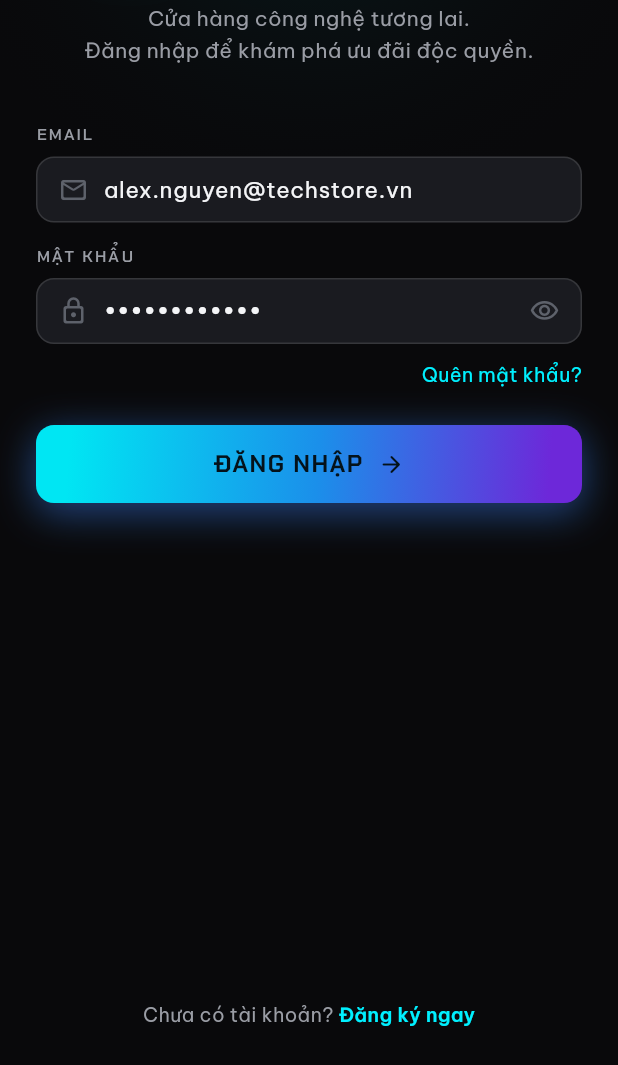
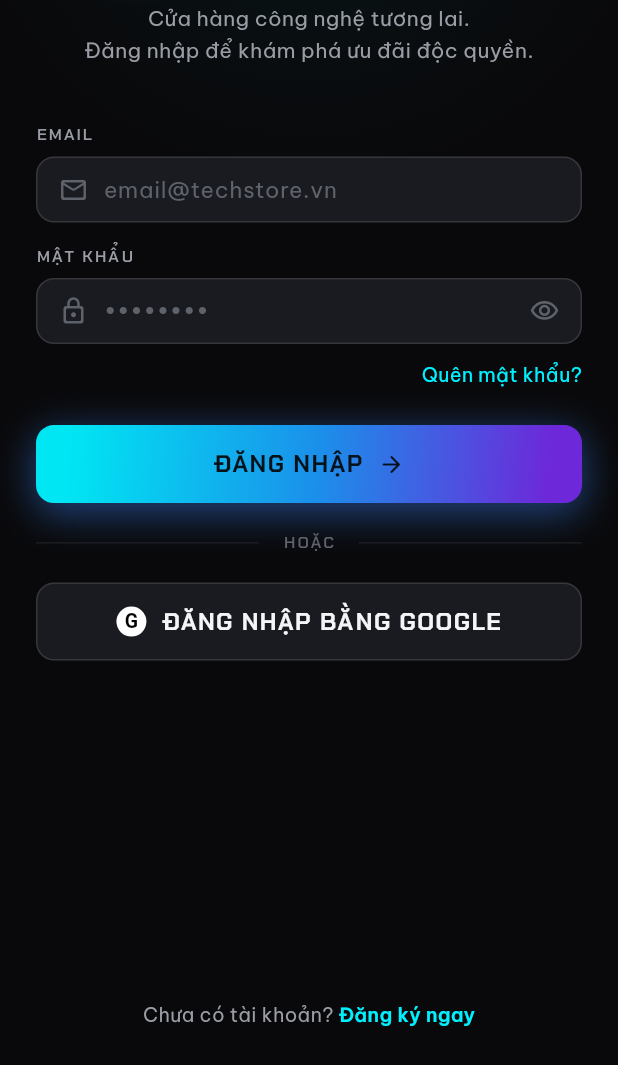
Before and after one commit to CodeCafeChillBoys/PRM392-Project, a Flutter app: the screen it shows after launch, on a phone screen of 412 x 824 dp, the part 171-1236 px from its top. Run offline on Flutter 3.47's test engine with Material 3 defaults, Android fonts, the phone set to English and light mode, and no system bars; our stand-ins replace device_info_plus, firebase_core, firebase_messaging, google_fonts, google_sign_in; accounts and stored records are empty.

Commit message:
Add fetch API login. login gg, register

```diff
--- a/lib/core/config/api_config.dart
+++ b/lib/core/config/api_config.dart
@@ -18,7 +18,7 @@ class ApiConfig {
   /// Handy values while developing against a local backend:
   ///   * Android emulator → `http://10.0.2.2:5000`
   ///   * iOS simulator / web / desktop → `http://localhost:5000`
-  static const String baseUrl = 'https://api.techstore.vn';
+  static const String baseUrl = 'http://10.0.2.2:5173';
 
   /// Default network timeout for requests.
   static const Duration timeout = Duration(seconds: 20);
@@ -28,15 +28,19 @@ class ApiConfig {
   // ----------------------------------------------------------------------
   static const String register = '/api/auth/register';
   static const String login = '/api/auth/login';
+  static const String googleLogin = '/api/auth/google-login';
 
   /// Request an email magic-link to verify/sign in.
-  static const String sendEmailLink = '/api/auth/email-link/send';
+  static const String sendEmailLink = '/api/auth/send-verify-link';
 
   /// Request a 6-digit OTP to the user's email.
-  static const String sendOtp = '/api/auth/otp/send';
+  static const String sendOtp = '/api/auth/send-otp';
 
   /// Verify the 6-digit OTP.
-  static const String verifyOtp = '/api/auth/otp/verify';
+  static const String verifyOtp = '/api/auth/verify-otp';
+
+  /// Check current status of the magic link sign-in session.
+  static const String sessionStatus = '/api/auth/session-status';
 
   // ----------------------------------------------------------------------
   // Products — mirrors "API Design (TechStoreAPI) / Product".
--- a/lib/core/config/app_config.dart
+++ b/lib/core/config/app_config.dart
@@ -5,7 +5,7 @@ class AppConfig {
   /// While the backend is not ready, services return data from
   /// `data/services/mock_data.dart`. Set to `false` once [ApiConfig.baseUrl]
   /// points at a live TechStoreAPI to switch every service to real HTTP calls.
-  static const bool useMockData = true;
+  static const bool useMockData = false;
 
   /// Artificial latency applied to mock service calls so loading states,
   /// spinners and skeletons are exercised exactly as they will be against the
--- /dev/null
+++ b/lib/data/models/device_context.dart
@@ -0,0 +1,13 @@
+class DeviceContext {
+  final String deviceId;
+  final String deviceName;
+  final String deviceType;
+  final String fcmToken;
+
+  const DeviceContext({
+    required this.deviceId,
+    required this.deviceName,
+    required this.deviceType,
+    required this.fcmToken,
+  });
+}
--- a/lib/data/services/cart_service.dart
+++ b/lib/data/services/cart_service.dart
@@ -20,7 +20,10 @@ class CartService {
       return MockData.cart;
     }
     final json = await _client.get(ApiConfig.cart);
-    return (json as List)
+    final List<dynamic> list = (json is Map<String, dynamic> && json['data'] is List)
+        ? (json['data'] as List)
+        : (json is List ? json : []);
+    return list
         .map((e) => CartItem.fromJson(e as Map<String, dynamic>))
         .toList();
   }
--- a/lib/presentation/screens/auth/login_screen.dart
+++ b/lib/presentation/screens/auth/login_screen.dart
@@ -1,8 +1,9 @@
 import 'package:flutter/material.dart';
-
+import 'package:tech_void/data/helpers/auth_helper.dart';
 import '../../../core/theme/app_colors.dart';
 import '../../../core/theme/app_typography.dart';
 import '../../../data/services/auth_service.dart';
+import '../../routing/app_routes.dart';
 import '../../widgets/widgets.dart';
 import 'method_screen.dart';
 import 'register_screen.dart';
@@ -18,10 +19,12 @@ class LoginScreen extends StatefulWidget {
 
 class _LoginScreenState extends State<LoginScreen> {
   final _auth = AuthService();
-  final _email = TextEditingController(text: 'alex.nguyen@techstore.vn');
-  final _password = TextEditingController(text: 'techstore123');
+  final _email = TextEditingController();
+  final _password = TextEditingController();
+
   bool _showPassword = false;
   bool _loading = false;
+  bool _googleLoading = false;
 
   @override
   void dispose() {
@@ -31,18 +34,62 @@ class _LoginScreenState extends State<LoginScreen> {
   }
 
   Future<void> _submit() async {
-    if (_loading) return;
+    if (_loading || _googleLoading) return;
     setState(() => _loading = true);
     try {
-      await _auth.login(email: _email.text, password: _password.text);
+      final device = await AuthHelper.getDeviceContext();
+      await _auth.login(
+        email: _email.text,
+        password: _password.text,
+        deviceId: device.deviceId,
+        deviceName: device.deviceName,
+        deviceType: device.deviceType,
+        fcmToken: device.fcmToken,
+      );
       if (!mounted) return;
-      Navigator.of(context).push(
-        MaterialPageRoute(builder: (_) => const MethodScreen()),
-      );
+      Navigator.of(
+        context,
+      ).push(MaterialPageRoute(builder: (_) => const MethodScreen()));
     } catch (e) {
-      if (mounted) TvToast.show(context, 'Đăng nhập thất bại. Thử lại nhé.');
+      if (mounted) {
+        TvToast.show(context, 'Đăng nhập thất bại');
+      }
     } finally {
       if (mounted) setState(() => _loading = false);
+    }
+  }
+
+  Future<void> _googleSubmit() async {
+    if (_googleLoading || _loading) return;
+
+    setState(() => _googleLoading = true);
+
+    try {
+      final device = await AuthHelper.getDeviceContext();
+
+      await _auth.googleLogin(
+        deviceId: device.deviceId,
+        deviceName: device.deviceName,
+        deviceType: device.deviceType,
+        fcmToken: device.fcmToken,
+      );
+
+      if (!mounted) return;
+
+      AppRoutes.enterApp(context);
+    } catch (e) {
+      if (!mounted) return;
+
+      final message = e.toString().replaceAll('Exception:', '').trim();
+
+      TvToast.show(
+        context,
+        message.isNotEmpty ? message : 'Đăng nhập Google thất bại.',
+      );
+    } finally {
+      if (mounted) {
+        setState(() => _googleLoading = false);
+      }
     }
   }
 
@@ -78,8 +125,9 @@ class _LoginScreenState extends State<LoginScreen> {
                         Text(
                           'Cửa hàng công nghệ tương lai.\nĐăng nhập để khám phá ưu đãi độc quyền.',
                           textAlign: TextAlign.center,
-                          style: AppText.body(AppColors.textSecondary)
-                              .copyWith(fontSize: 14),
+                          style: AppText.body(
+                            AppColors.textSecondary,
+                          ).copyWith(fontSize: 14),
                         ),
                         const SizedBox(height: 40),
                         const _FieldLabel('Email'),
@@ -109,10 +157,14 @@ class _LoginScreenState extends State<LoginScreen> {
                         Align(
                           alignment: Alignment.centerRight,
                           child: GestureDetector(
-                            onTap: () => TvToast.show(context,
-                                'Tính năng đặt lại mật khẩu đang được phát triển'),
-                            child: Text('Quên mật khẩu?',
-                                style: AppText.sm(AppColors.textAccent)),
+                            onTap: () => TvToast.show(
+                              context,
+                              'Tính năng đặt lại mật khẩu đang được phát triển',
+                            ),
+                            child: Text(
+                              'Quên mật khẩu?',
+                              style: AppText.sm(AppColors.textAccent),
+                            ),
                           ),
                         ),
                         const SizedBox(height: 24),
@@ -124,13 +176,63 @@ class _LoginScreenState extends State<LoginScreen> {
                           trailingIcon: const TvIcon('arrow-right', size: 18),
                           onPressed: _submit,
                         ),
+                        const SizedBox(height: 20),
+                        Row(
+                          children: [
+                            const Expanded(
+                              child: Divider(color: AppColors.borderSubtle),
+                            ),
+                            Padding(
+                              padding: const EdgeInsets.symmetric(
+                                horizontal: 16,
+                              ),
+                              child: Text(
+                                'HOẶC',
+                                style: AppText.label().copyWith(
+                                  color: AppColors.textTertiary,
+                                ),
+                              ),
+                            ),
+                            const Expanded(
+                              child: Divider(color: AppColors.borderSubtle),
+                            ),
+                          ],
+                        ),
+                        const SizedBox(height: 20),
+                        TvButton(
+                          label: 'Đăng nhập bằng Google',
+                          variant: TvButtonVariant.ghost,
+                          size: TvButtonSize.lg,
+                          fullWidth: true,
+                          loading: _googleLoading,
+                          leadingIcon: Container(
+                            width: 20,
+                            height: 20,
+                            decoration: const BoxDecoration(
+                              color: Colors.white,
+                              shape: BoxShape.circle,
+                            ),
+                            alignment: Alignment.center,
+                            child: const Text(
+                              'G',
+                              style: TextStyle(
+                                color: Colors.black,
+                                fontWeight: FontWeight.bold,
+                                fontSize: 13,
+                                fontFamily: 'sans-serif',
+                              ),
+                            ),
+                          ),
+                          onPressed: _googleSubmit,
+                        ),
                         const Spacer(),
                         Padding(
                           padding: const EdgeInsets.symmetric(vertical: 24),
                           child: _RegisterPrompt(
                             onRegister: () => Navigator.of(context).push(
                               MaterialPageRoute(
-                                  builder: (_) => const RegisterScreen()),
+                                builder: (_) => const RegisterScreen(),
+                              ),
                             ),
                           ),
                         ),
@@ -175,14 +277,17 @@ class _RegisterPrompt extends StatelessWidget {
       child: Row(
         mainAxisSize: MainAxisSize.min,
         children: [
-          Text('Chưa có tài khoản? ',
-              style: AppText.sm().copyWith(fontSize: 13)),
+          Text(
+            'Chưa có tài khoản? ',
+            style: AppText.sm().copyWith(fontSize: 13),
+          ),
           GestureDetector(
             onTap: onRegister,
             child: Text(
               'Đăng ký ngay',
-              style: AppText.sm(AppColors.textAccent)
-                  .copyWith(fontSize: 13, fontWeight: FontWeight.w600),
+              style: AppText.sm(
+                AppColors.textAccent,
+              ).copyWith(fontSize: 13, fontWeight: FontWeight.w600),
             ),
           ),
         ],
--- a/lib/presentation/screens/auth/register_screen.dart
+++ b/lib/presentation/screens/auth/register_screen.dart
@@ -4,7 +4,6 @@ import '../../../core/theme/app_colors.dart';
 import '../../../core/theme/app_typography.dart';
 import '../../../data/services/auth_service.dart';
 import '../../widgets/widgets.dart';
-import 'method_screen.dart';
 
 /// Register — "Tạo tài khoản TECH_VOID": họ tên, email, SĐT, mật khẩu ×2.
 /// Mirrors `RegisterScreen.jsx`.
@@ -45,10 +44,8 @@ class _RegisterScreenState extends State<RegisterScreen> {
         password: _password.text,
       );
       if (!mounted) return;
-      // Replace register with the verify-method step → back returns to login.
-      Navigator.of(context).pushReplacement(
-        MaterialPageRoute(builder: (_) => const MethodScreen()),
-      );
+      TvToast.show(context, 'Đăng ký thành công! Vui lòng đăng nhập.');
+      Navigator.pop(context);
     } catch (_) {
       if (mounted) TvToast.show(context, 'Đăng ký thất bại. Thử lại nhé.');
     } finally {
@@ -62,7 +59,10 @@ class _RegisterScreenState extends State<RegisterScreen> {
       backgroundColor: AppColors.bgBase,
       body: Column(
         children: [
-          TvAppBar(mode: TvAppBarMode.page, onBack: () => Navigator.pop(context)),
+          TvAppBar(
+            mode: TvAppBarMode.page,
+            onBack: () => Navigator.pop(context),
+          ),
           Expanded(
             child: SingleChildScrollView(
               padding: const EdgeInsets.fromLTRB(24, 8, 24, 24),
@@ -71,39 +71,47 @@ class _RegisterScreenState extends State<RegisterScreen> {
                 children: [
                   Text('Tạo tài khoản TECH_VOID', style: AppText.h1()),
                   const SizedBox(height: 6),
-                  Text('Gia nhập cộng đồng công nghệ ngay hôm nay.',
-                      style: AppText.body(AppColors.textSecondary)
-                          .copyWith(fontSize: 14)),
+                  Text(
+                    'Gia nhập cộng đồng công nghệ ngay hôm nay.',
+                    style: AppText.body(
+                      AppColors.textSecondary,
+                    ).copyWith(fontSize: 14),
+                  ),
                   const SizedBox(height: 24),
                   _Field(
                     label: 'Họ và tên',
                     controller: _name,
                     iconName: 'user',
-                      hint: 'Nguyễn Văn A'),
+                    hint: 'Nguyễn Văn A',
+                  ),
                   _Field(
                     label: 'Email',
                     controller: _email,
                     iconName: 'mail',
                     hint: 'email@techstore.vn',
-                      keyboardType: TextInputType.emailAddress),
+                    keyboardType: TextInputType.emailAddress,
+                  ),
                   _Field(
                     label: 'Số điện thoại',
                     controller: _phone,
                     iconName: 'phone',
                     hint: '090 123 4567',
-                      keyboardType: TextInputType.phone),
+                    keyboardType: TextInputType.phone,
+                  ),
                   _Field(
                     label: 'Mật khẩu',
                     controller: _password,
                     iconName: 'lock',
                     hint: '••••••••',
-                      obscure: true),
+                    obscure: true,
+                  ),
                   _Field(
                     label: 'Nhập lại mật khẩu',
                     controller: _confirm,
                     iconName: 'lock',
                     hint: '••••••••',
-                      obscure: true),
+                    obscure: true,
+                  ),
                   const SizedBox(height: 24),
                   TvButton(
                     label: 'Đăng ký',
@@ -119,13 +127,19 @@ class _RegisterScreenState extends State<RegisterScreen> {
                       child: Row(
                         mainAxisSize: MainAxisSize.min,
                         children: [
-                          Text('Đã có tài khoản? ',
-                              style: AppText.sm().copyWith(fontSize: 13)),
+                          Text(
+                            'Đã có tài khoản? ',
+                            style: AppText.sm().copyWith(fontSize: 13),
+                          ),
                           GestureDetector(
                             onTap: () => Navigator.pop(context),
-                            child: Text('Đăng nhập',
+                            child: Text(
+                              'Đăng nhập',
                               style: AppText.sm(AppColors.textAccent).copyWith(
-                                    fontSize: 13, fontWeight: FontWeight.w600)),
+                                fontSize: 13,
+                                fontWeight: FontWeight.w600,
+                              ),
+                            ),
                           ),
                         ],
                       ),
```
Also changed, not shown: lib/data/helpers/auth_helper.dart (added, +28 -0 lines), lib/data/helpers/device_helper.dart (added, +30 -0 lines), lib/data/services/auth_service.dart (+111 -28 lines), lib/data/services/notification_service.dart (+5 -2 lines), lib/data/services/product_service.dart (+8 -2 lines), lib/main.dart (+18 -8 lines), lib/presentation/screens/auth/email_wait_screen.dart (+49 -3 lines), lib/presentation/screens/auth/method_screen.dart (+25 -14 lines), lib/presentation/screens/auth/otp_screen.dart (+28 -14 lines), pubspec.yaml (+7 -1 lines), pubspec.lock, 4 other files. Lines whose indentation alone changed are shown as unchanged.
